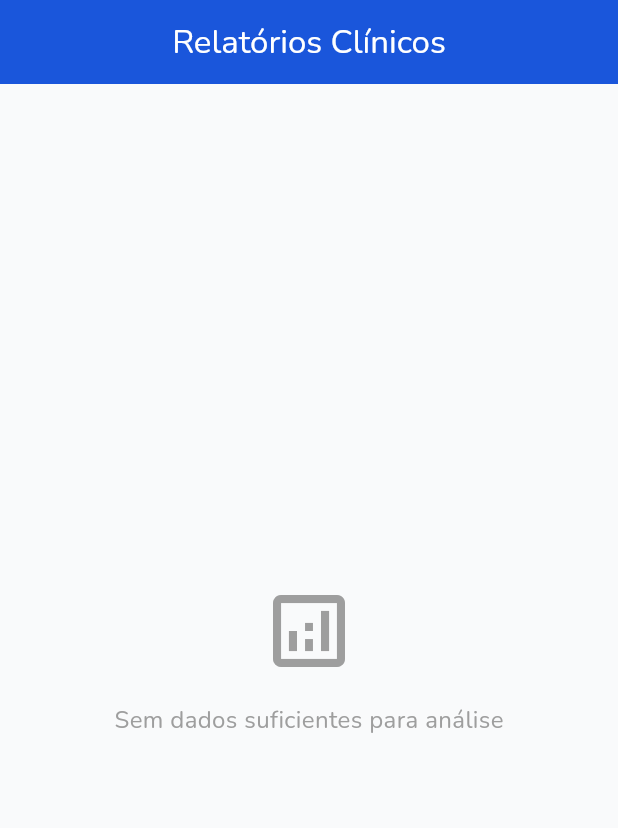
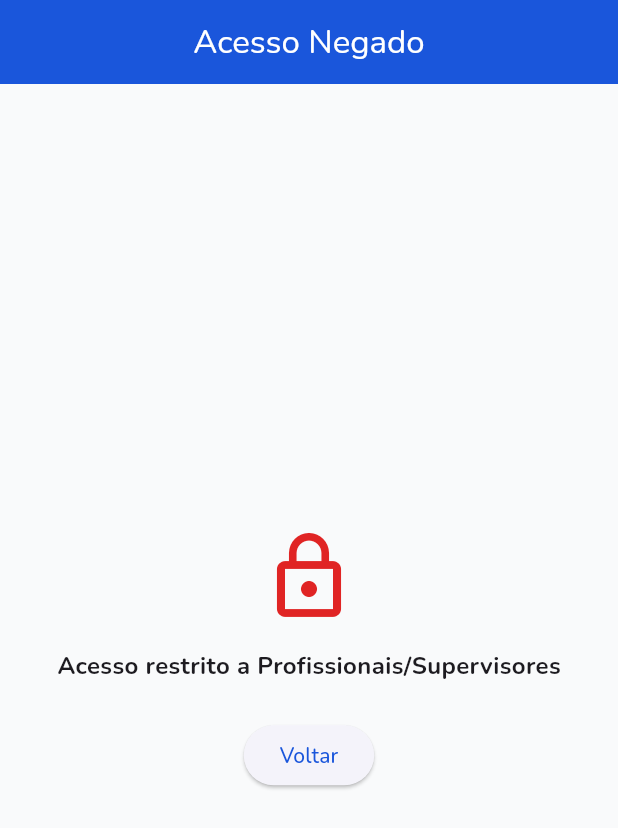
Before and after one commit to emilhomes/integra_app, a Flutter app: the RelatorioClinicoScreen screen opened by its route, on a phone screen of 412 x 824 dp. Shown: the top 828 px of the screen. Run offline on Flutter 3.47's test engine with Material 3 defaults, Android fonts, the phone set to English and light mode, and no system bars; our stand-ins replace cloud_firestore, firebase_auth, firebase_core, fl_chart, flutter_bloc, flutter_map and 8 more; accounts and stored records are empty.

Commit message:
feat: perfis de acesso, agenda completa e dashboard resiliente

```diff
--- a/lib/data/models/usuario_model.dart
+++ b/lib/data/models/usuario_model.dart
@@ -2,13 +2,13 @@ class UsuarioModel {
   final String id;
   final String nome;
   final String email;
-  final String perfil;
+  final String perfilAcesso; // 'profissional' ou 'estagiario'
 
   const UsuarioModel({
     required this.id,
     required this.nome,
     required this.email,
-    required this.perfil,
+    required this.perfilAcesso,
   });
 
   Map<String, dynamic> toMap() {
@@ -16,7 +16,7 @@ class UsuarioModel {
       'id': id,
       'nome': nome,
       'email': email,
-      'perfil': perfil,
+      'perfilAcesso': perfilAcesso,
     };
   }
 
@@ -25,7 +25,7 @@ class UsuarioModel {
       id: map['id'] ?? '',
       nome: map['nome'] ?? '',
       email: map['email'] ?? '',
-      perfil: map['perfil'] ?? '',
+      perfilAcesso: map['perfilAcesso'] ?? 'estagiario',
     );
   }
 }
--- a/lib/presentation/relatorios/relatorio_clinico_screen.dart
+++ b/lib/presentation/relatorios/relatorio_clinico_screen.dart
@@ -21,9 +21,56 @@ class RelatorioClinicoScreen extends StatefulWidget {
 class _RelatorioClinicoScreenState extends State<RelatorioClinicoScreen> {
   final List<String> _especialidades = ['Todos', 'Acupuntura', 'Nutrição', 'Fisioterapia', 'Psicologia'];
   String _especialidadeSelecionada = 'Todos';
+  bool? _isProfissional;
+  bool _carregandoPerfil = true;
+
+  @override
+  void initState() {
+    super.initState();
+    _verificarAcesso();
+  }
+
+  Future<void> _verificarAcesso() async {
+    final auth = AuthService();
+    final isProf = await auth.isProfissional();
+    if (mounted) {
+      setState(() {
+        _isProfissional = isProf;
+        _carregandoPerfil = false;
+      });
+    }
+  }
 
   @override
   Widget build(BuildContext context) {
+    if (_carregandoPerfil) {
+      return const Scaffold(body: Center(child: CircularProgressIndicator()));
+    }
+
+    if (_isProfissional == false) {
+      return Scaffold(
+        appBar: AppBar(title: const Text('Acesso Negado')),
+        body: Center(
+          child: Column(
+            mainAxisAlignment: MainAxisAlignment.center,
+            children: [
+              const Icon(Icons.lock_outline, size: 64, color: AppColors.error),
+              const SizedBox(height: 16),
+              const Text(
+                'Acesso restrito a Profissionais/Supervisores',
+                style: TextStyle(fontSize: 16, fontWeight: FontWeight.bold),
+              ),
+              const SizedBox(height: 24),
+              ElevatedButton(
+                onPressed: () => Navigator.of(context).pop(),
+                child: const Text('Voltar'),
+              ),
+            ],
+          ),
+        ),
+      );
+    }
+
     final auth = AuthService();
     return BlocProvider(
       create: (context) => RelatorioBloc(
```
Also changed, not shown: lib/app/routes.dart (+9 -0 lines), lib/core/services/auth_service.dart (+55 -1 lines), lib/presentation/dashboard/dashboard_screen.dart (+58 -12 lines).
